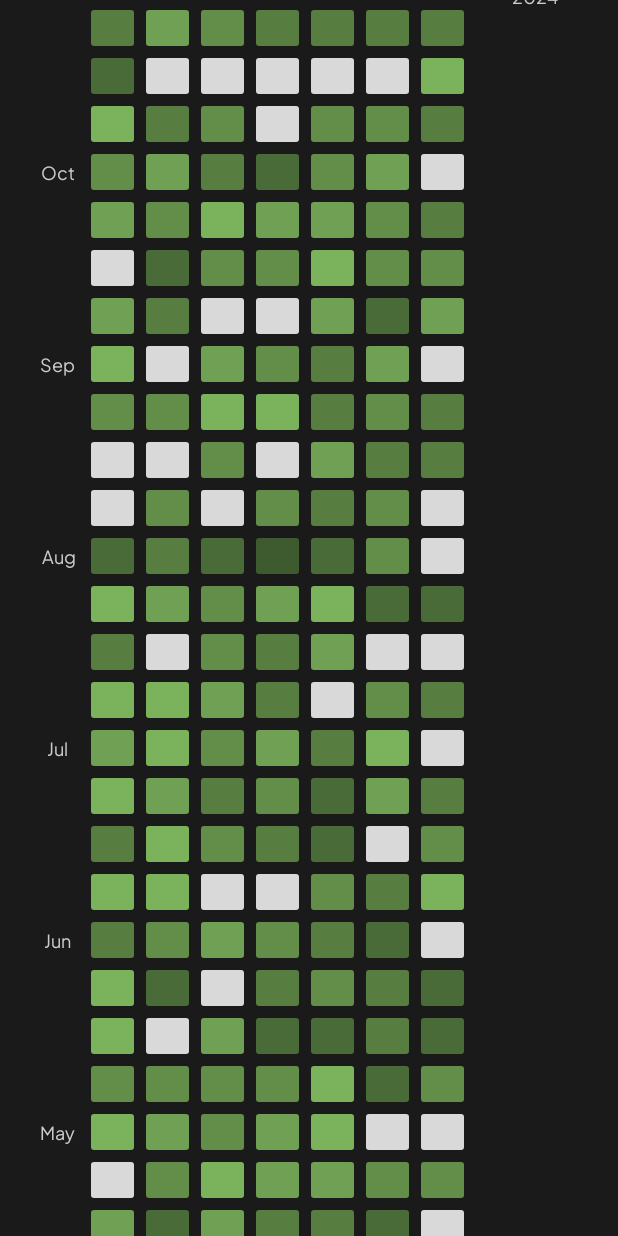
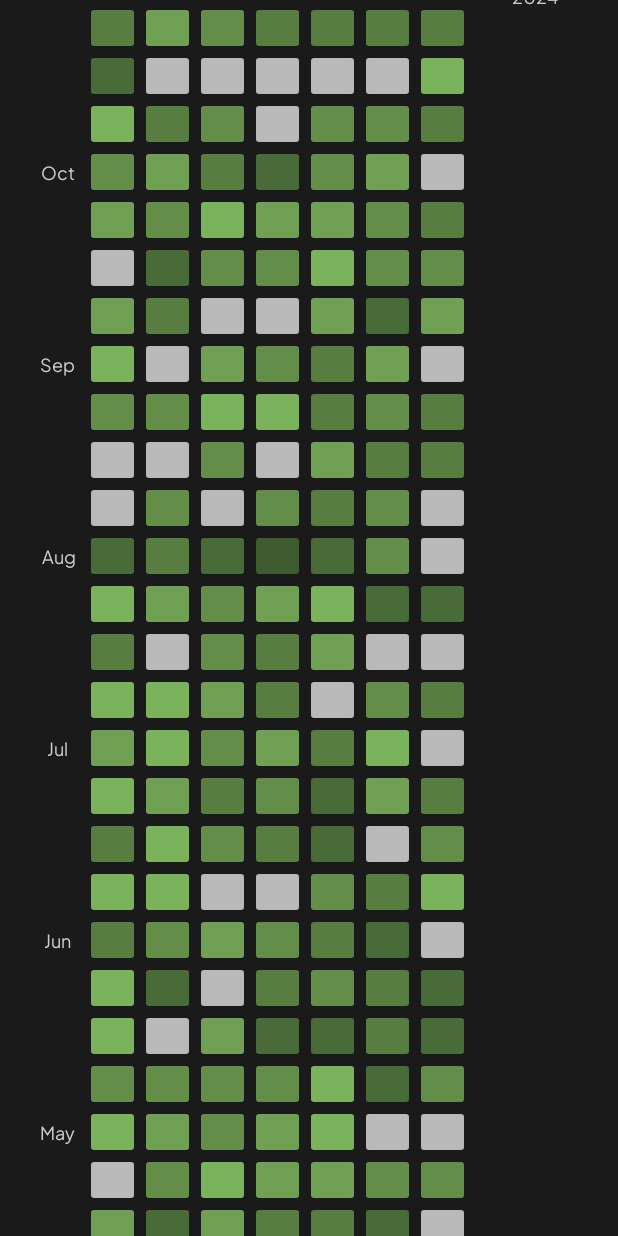
Before and after one commit to fakhrymubarak/PomoDojo, an Android app built with Jetpack Compose: the screen it shows after launch (MainActivity), scrolled down 576 dp, on a phone screen of 412 x 824 dp. Run offline under Robolectric (Android 15) with nearby library versions, the phone set to English and light mode, and no system bars; our stand-ins replace Compose Multiplatform resources.

Commit message:
refactor: update color system to red darker red and green

```diff
--- a/composeApp/src/commonMain/kotlin/com/fakhry/pomodojo/ui/theme/Color.kt
+++ b/composeApp/src/commonMain/kotlin/com/fakhry/pomodojo/ui/theme/Color.kt
@@ -11,11 +11,11 @@ import androidx.compose.ui.graphics.Color
 val LightSurface = Color(0xFFFF6C6C)
 val DarkSurface = Color(0xFF1A1A1A) // Dark background
 
-// Primary Color (Coral/Red)
-val Primary = Color(0xFFFF6C6C)
+// Primary Color (Tomato/Red)
+val Primary = Color(0xFFBF4A35)
 
 // Secondary Color (Green)
-val Secondary = Color(0xFF7BB35D)
+val Secondary = Color(0xFF567D41)
 val OnSecondary = Color(0xFFE9F9F9)
 
 // Background Colors
@@ -23,12 +23,12 @@ val DarkBackground = Color(0xFF1A1A1A)
 val DarkCircleBackground = Color(0xFF3A3A3A)
 
 // Text Colors
-val TextWhite = Color(0xFFFFFFFF)
+val TextWhite = Color(0xFFE9F9F9)
 val TextLightGray = Color(0xFFCCCCCC)
 val TextDarkGray = Color(0xFF333333)
 
 // Graph Color Levels (7-level intensity system)
-val GraphLevel0 = Color(0xFFD9D9D9) // No activity (light gray)
+val GraphLevel0 = Color(0xffb9b9b9) // No activity (light gray)
 val GraphLevel1 = Color(0xFF7BB35D) // 1-16 minutes
 val GraphLevel2 = Color(0xFF6FA054) // 17-33 minutes
 val GraphLevel3 = Color(0xFF638E49) // 34-50 minutes
```
